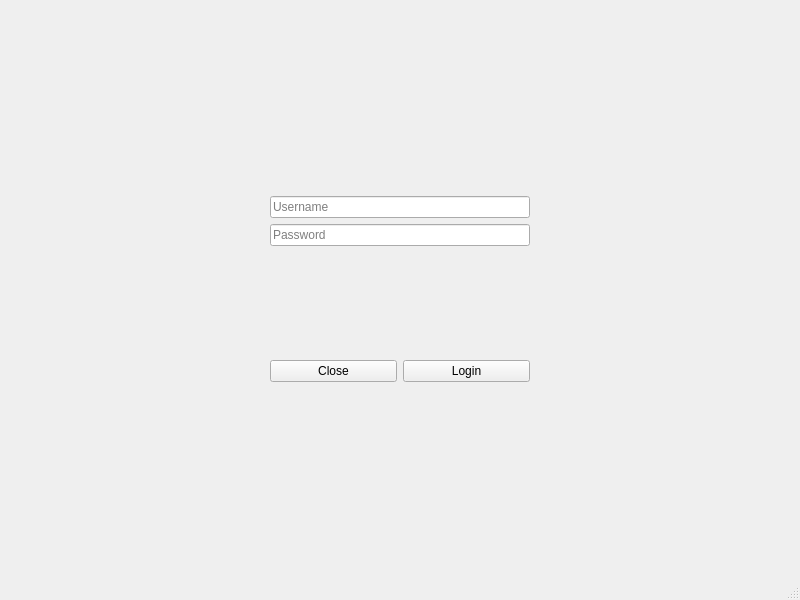
Old version of the form GroupProject/mainwindow.ui in the repository bunosbuddles/CS1C_GroupRepository.
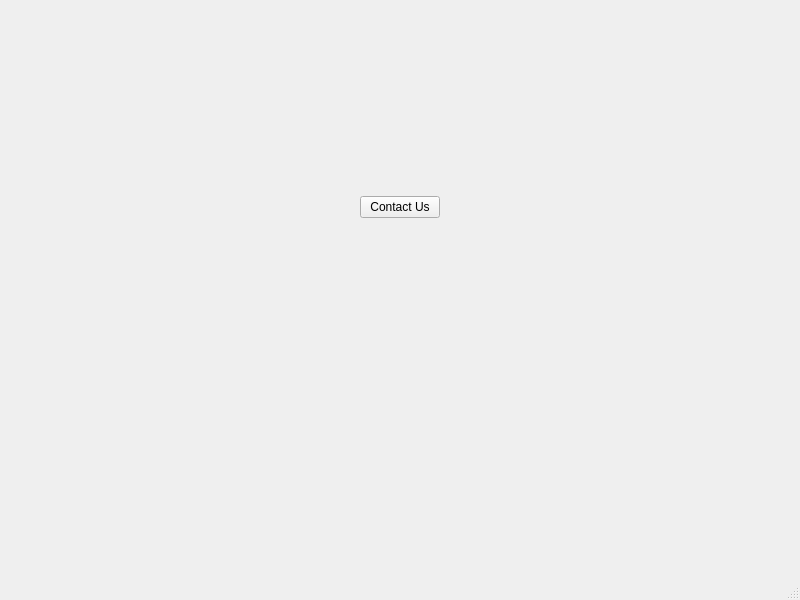
New version of the form.

Commit message: Add Contact Option

Patch:
```diff
--- a/GroupProject/mainwindow.ui
+++ b/GroupProject/mainwindow.ui
@@ -48,31 +48,14 @@
         <item>
          <layout class="QVBoxLayout" name="verticalLayout_2">
           <item>
-           <layout class="QVBoxLayout" name="verticalLayout">
-            <item>
-             <widget class="QLineEdit" name="lineEdit_2">
-              <property name="text">
-               <string/>
-              </property>
-              <property name="placeholderText">
-               <string>Username</string>
-              </property>
-             </widget>
-            </item>
-            <item>
-             <widget class="QLineEdit" name="lineEdit">
-              <property name="inputMask">
-               <string/>
-              </property>
-              <property name="text">
-               <string/>
-              </property>
-              <property name="placeholderText">
-               <string>Password</string>
-              </property>
-             </widget>
-            </item>
-           </layout>
+           <layout class="QVBoxLayout" name="verticalLayout"/>
+          </item>
+          <item>
+           <widget class="QPushButton" name="pushButton_3">
+            <property name="text">
+             <string>Contact Us</string>
+            </property>
+           </widget>
           </item>
           <item>
            <spacer name="verticalSpacer">
@@ -88,22 +71,7 @@
            </spacer>
           </item>
           <item>
-           <layout class="QHBoxLayout" name="horizontalLayout">
-            <item>
-             <widget class="QPushButton" name="pushButton">
-              <property name="text">
-               <string>Close</string>
-              </property>
-             </widget>
-            </item>
-            <item>
-             <widget class="QPushButton" name="pushButton_2">
-              <property name="text">
-               <string>Login</string>
-              </property>
-             </widget>
-            </item>
-           </layout>
+           <layout class="QHBoxLayout" name="horizontalLayout"/>
           </item>
          </layout>
         </item>
```
Left out of the diff: 21 changed lines with no effect on the pictures. The commit also changes 6 other files.
